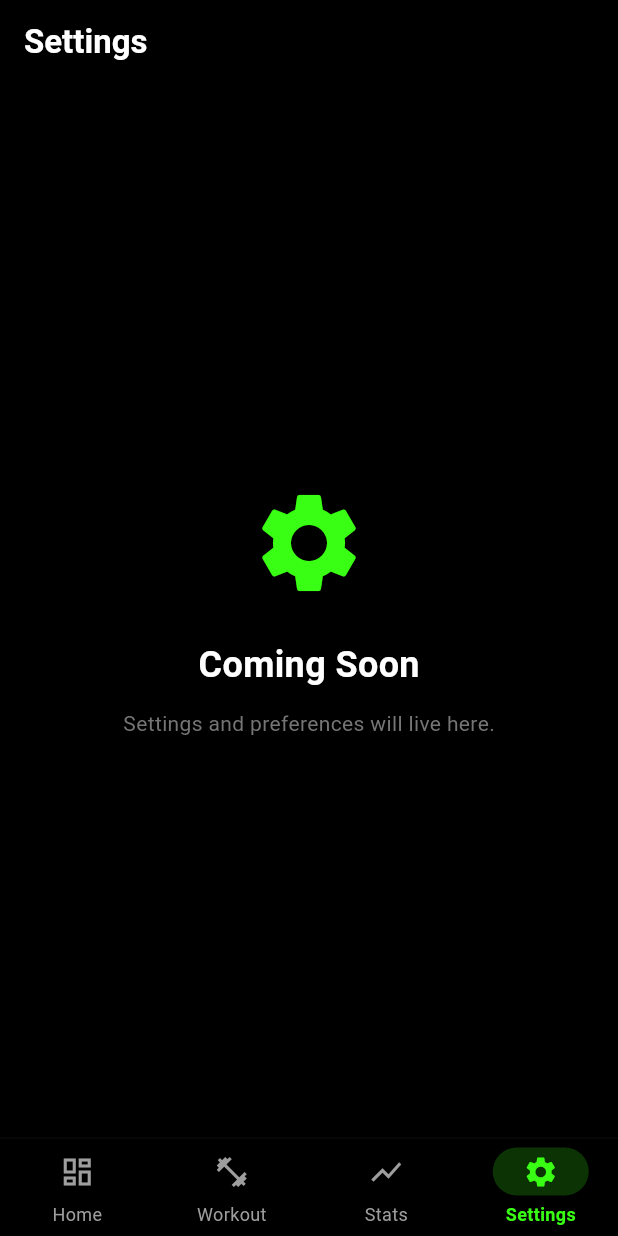
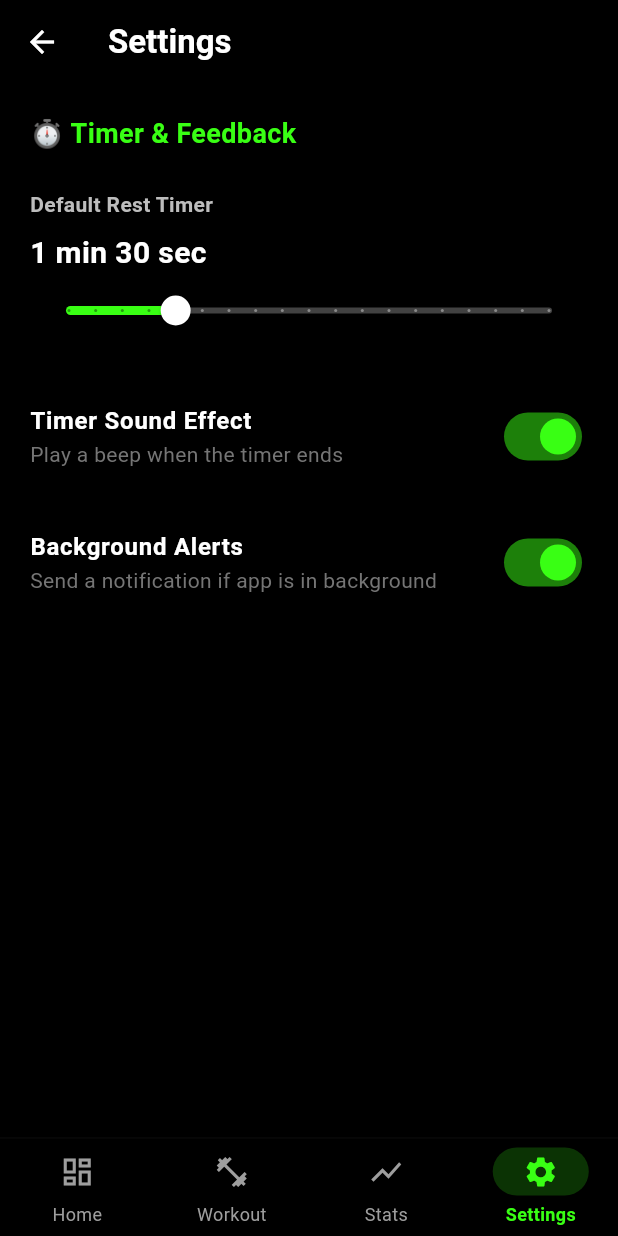
Before and after one commit to monaser25/GymBrain, a Flutter app: the screen it shows after launch, item 4 of the bottom bar chosen, on a phone screen of 412 x 824 dp. Run offline on Flutter 3.47's test engine with Material 3 defaults, Android fonts, the phone set to English and light mode, and no system bars; our stand-ins replace fl_chart, flutter_local_notifications, hive, hive_flutter, timezone, vibration; accounts and stored records are empty.

```diff
--- a/lib/screens/settings_screen.dart
+++ b/lib/screens/settings_screen.dart
@@ -1,7 +1,35 @@
 import 'package:flutter/material.dart';
+import '../services/database_service.dart';
 
-class SettingsScreen extends StatelessWidget {
+class SettingsScreen extends StatefulWidget {
   const SettingsScreen({super.key});
+
+  @override
+  State<SettingsScreen> createState() => _SettingsScreenState();
+}
+
+class _SettingsScreenState extends State<SettingsScreen> {
+  final _db = GymDatabase();
+
+  late int _restSeconds;
+  late bool _soundEnabled;
+  late bool _notificationsEnabled;
+
+  @override
+  void initState() {
+    super.initState();
+    _restSeconds = _db.defaultRestSeconds;
+    _soundEnabled = _db.enableSound;
+    _notificationsEnabled = _db.enableNotifications;
+  }
+
+  String _formatDuration(int seconds) {
+    if (seconds < 60) return "$seconds sec";
+    final mins = seconds ~/ 60;
+    final secs = seconds % 60;
+    if (secs == 0) return "$mins min";
+    return "$mins min $secs sec";
+  }
 
   @override
   Widget build(BuildContext context) {
@@ -14,27 +42,122 @@ class SettingsScreen extends StatelessWidget {
         ),
         backgroundColor: Colors.transparent,
         elevation: 0,
+        leading: IconButton(
+          icon: const Icon(Icons.arrow_back, color: Colors.white),
+          onPressed: () => Navigator.pop(context),
         ),
-      body: Center(
+      ),
+      body: SingleChildScrollView(
+        child: Padding(
+          padding: const EdgeInsets.all(20.0),
           child: Column(
-          mainAxisAlignment: MainAxisAlignment.center,
+            crossAxisAlignment: CrossAxisAlignment.start,
             children: [
-            const Icon(Icons.settings, size: 80, color: Color(0xFF39FF14)),
-            const SizedBox(height: 24),
+              // TIMER & FEEDBACK SECTION
               const Text(
-              "Coming Soon",
+                "⏱️ Timer & Feedback",
                 style: TextStyle(
-                color: Colors.white,
-                fontSize: 24,
+                  color: Color(0xFF39FF14),
+                  fontSize: 18,
                   fontWeight: FontWeight.bold,
                 ),
               ),
-            const SizedBox(height: 12),
+              const SizedBox(height: 24),
+
+              // Rest Duration Slider
               Text(
-              "Settings and preferences will live here.",
+                "Default Rest Timer",
+                style: TextStyle(
+                  color: Colors.grey[400],
+                  fontSize: 14,
+                  fontWeight: FontWeight.bold,
+                ),
+              ),
+              const SizedBox(height: 8),
+              Row(
+                mainAxisAlignment: MainAxisAlignment.spaceBetween,
+                children: [
+                  Text(
+                    _formatDuration(_restSeconds),
+                    style: const TextStyle(
+                      color: Colors.white,
+                      fontSize: 20,
+                      fontWeight: FontWeight.bold,
+                    ),
+                  ),
+                ],
+              ),
+              SliderTheme(
+                data: SliderTheme.of(context).copyWith(
+                  activeTrackColor: const Color(0xFF39FF14),
+                  inactiveTrackColor: Colors.grey[800],
+                  thumbColor: Colors.white,
+                  overlayColor: const Color(0xFF39FF14).withOpacity(0.2),
+                  trackHeight: 4,
+                ),
+                child: Slider(
+                  value: _restSeconds.toDouble(),
+                  min: 30,
+                  max: 300,
+                  divisions: (300 - 30) ~/ 15,
+                  onChanged: (val) {
+                    setState(() {
+                      _restSeconds = val.toInt();
+                    });
+                    _db.setDefaultRestSeconds(_restSeconds);
+                  },
+                ),
+              ),
+
+              const SizedBox(height: 24),
+
+              // Sound Toggle
+              SwitchListTile(
+                title: const Text(
+                  "Timer Sound Effect",
+                  style: TextStyle(
+                    color: Colors.white,
+                    fontWeight: FontWeight.bold,
+                  ),
+                ),
+                subtitle: Text(
+                  "Play a beep when the timer ends",
                   style: TextStyle(color: Colors.grey[600]),
                 ),
+                value: _soundEnabled,
+                activeColor: const Color(0xFF39FF14),
+                contentPadding: EdgeInsets.zero,
+                onChanged: (val) {
+                  setState(() => _soundEnabled = val);
+                  _db.setEnableSound(val);
+                },
+              ),
+
+              const SizedBox(height: 12),
+
+              // Notification Toggle
+              SwitchListTile(
+                title: const Text(
+                  "Background Alerts",
+                  style: TextStyle(
+                    color: Colors.white,
+                    fontWeight: FontWeight.bold,
+                  ),
+                ),
+                subtitle: Text(
+                  "Send a notification if app is in background",
+                  style: TextStyle(color: Colors.grey[600]),
+                ),
+                value: _notificationsEnabled,
+                activeColor: const Color(0xFF39FF14),
+                contentPadding: EdgeInsets.zero,
+                onChanged: (val) {
+                  setState(() => _notificationsEnabled = val);
+                  _db.setEnableNotifications(val);
+                },
+              ),
             ],
+          ),
         ),
       ),
     );
--- a/lib/services/database_service.dart
+++ b/lib/services/database_service.dart
@@ -32,10 +32,27 @@ class GymDatabase extends ChangeNotifier {
     _sessionBox = await Hive.openBox<WorkoutSession>('sessions');
     _inBodyBox = await Hive.openBox<InBodyRecord>('inbody');
     _activeSessionBox = await Hive.openBox('active_session');
+    _settingsBox = await Hive.openBox('settings');
   }
 
   // Active Session Persistence
   late Box _activeSessionBox;
+  late Box _settingsBox;
+
+  // Settings
+  int get defaultRestSeconds =>
+      _settingsBox.get('default_rest_seconds', defaultValue: 90);
+  Future<void> setDefaultRestSeconds(int seconds) async =>
+      _settingsBox.put('default_rest_seconds', seconds);
+
+  bool get enableSound => _settingsBox.get('enable_sound', defaultValue: true);
+  Future<void> setEnableSound(bool enable) async =>
+      _settingsBox.put('enable_sound', enable);
+
+  bool get enableNotifications =>
+      _settingsBox.get('enable_notifications', defaultValue: true);
+  Future<void> setEnableNotifications(bool enable) async =>
+      _settingsBox.put('enable_notifications', enable);
 
   Future<void> saveActiveSession(
     String routineId,
--- a/lib/utils/timer_config.dart
+++ b/lib/utils/timer_config.dart
@@ -1,5 +1,5 @@
 class TimerConfig {
-  static int getRestTime(String exerciseName) {
+  static int? getRestTime(String exerciseName) {
     final name = exerciseName.toLowerCase();
 
     // 1. Power / Strength (Heavy Compound) -> 3 Mins (180s)
@@ -37,7 +37,7 @@ class TimerConfig {
       return 60;
     }
 
-    // Default -> 90s
-    return 90;
+    // Default -> Null (Use App Setting)
+    return null;
   }
 }
```
Also changed, not shown: lib/screens/active_workout_screen.dart (+15 -21 lines), lib/services/notification_service.dart (+32 -23 lines). Lines whose indentation alone changed are shown as unchanged.
